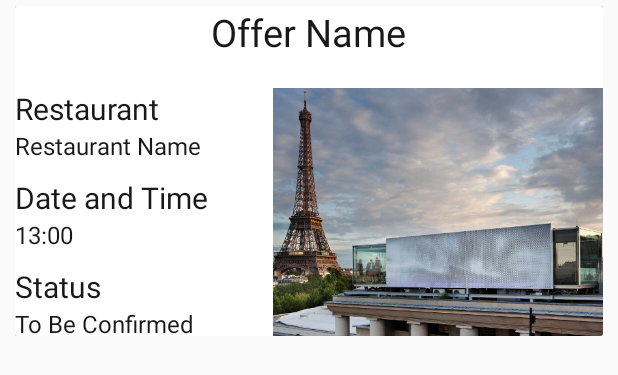
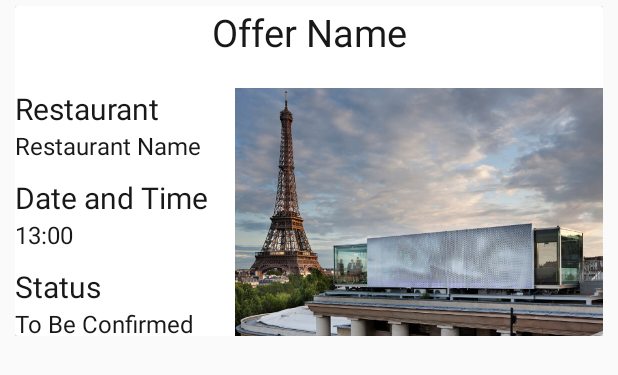
Before and after one commit to pmgrp/Lab4, an Android app: the layout user_reservation_card.xml on its own in the app's theme, with its tools: preview values and no code run, on a phone screen of 412 x 824 dp. Shown: the top 375 px of the screen. Run offline under Robolectric (Android 15) with nearby library versions, the phone set to English and light mode, and no system bars.

Commit message:
Changes in reservation card
used linear layout and weigths to adapt to all kind of screens

```diff
--- a/app/src/main/res/layout/user_reservation_card.xml
+++ b/app/src/main/res/layout/user_reservation_card.xml
@@ -12,17 +12,16 @@
         android:layout_width="match_parent"
         android:layout_height="220dp">
 
-        <RelativeLayout
+        <LinearLayout
             android:layout_width="match_parent"
             android:layout_height="match_parent"
-            android:id="@+id/relativeLayout">
+            android:orientation="vertical">
 
             <TextView
                 android:id="@+id/reservation_card_offer_name"
-                android:layout_width="wrap_content"
+                android:layout_width="match_parent"
                 android:layout_height="wrap_content"
-                android:layout_centerInParent="true"
-                android:layout_alignParentTop="true"
+                android:textAlignment="center"
                 android:text="Offer Name"
                 android:textColor="@color/dark_text_color"
                 android:textSize="25sp"
@@ -31,13 +30,19 @@
             <LinearLayout
                 android:layout_width="match_parent"
                 android:layout_height="match_parent"
+                android:orientation="horizontal">
+
+
+            <LinearLayout
+                android:layout_width="0dp"
+                android:layout_height="match_parent"
                 android:orientation="vertical"
-                android:layout_below="@id/reservation_card_offer_name">
+                android:layout_weight="3">
 
 
                 <TextView
                     android:id="@+id/reservation_card_restaurant_title"
-                    android:layout_width="wrap_content"
+                    android:layout_width="match_parent"
                     android:layout_height="wrap_content"
                     android:text="Restaurant"
                     android:textColor="@color/dark_text_color"
@@ -47,7 +52,7 @@
 
                 <TextView
                     android:id="@+id/reservation_card_restaurant"
-                    android:layout_width="wrap_content"
+                    android:layout_width="match_parent"
                     android:layout_height="wrap_content"
                     android:text="Restaurant Name"
                     android:textColor="@color/dark_text_color"
@@ -57,7 +62,7 @@
 
                 <TextView
                     android:id="@+id/reservation_card_time_title"
-                    android:layout_width="wrap_content"
+                    android:layout_width="match_parent"
                     android:layout_height="wrap_content"
                     android:text="Date and Time"
                     android:layout_gravity="center_vertical"
@@ -66,7 +71,7 @@
 
                 <TextView
                     android:id="@+id/reservation_card_time"
-                    android:layout_width="wrap_content"
+                    android:layout_width="match_parent"
                     android:layout_height="wrap_content"
                     android:text="13:00"
                     android:textColor="@color/dark_text_color"
@@ -75,7 +80,7 @@
 
                 <TextView
                     android:id="@+id/reservation_card_status_title"
-                    android:layout_width="wrap_content"
+                    android:layout_width="match_parent"
                     android:layout_height="wrap_content"
                     android:text="Status"
                     android:textColor="@color/dark_text_color"
@@ -83,7 +88,7 @@
 
                 <TextView
                     android:id="@+id/reservation_card_status"
-                    android:layout_width="wrap_content"
+                    android:layout_width="match_parent"
                     android:layout_height="wrap_content"
                     android:text="To Be Confirmed"
                     android:textColor="@color/dark_text_color"
@@ -92,15 +97,15 @@
             </LinearLayout>
 
             <ImageView
-                android:layout_width="220dp"
+                android:layout_width="0dp"
                 android:layout_height="match_parent"
                 android:id="@+id/reservation_card_image"
                 android:src="@drawable/restaurant_paris"
-                android:layout_below="@id/reservation_card_offer_name"
-                android:layout_alignParentRight="true"
-                android:scaleType="centerCrop"/>
+                android:scaleType="centerCrop"
+                android:layout_weight="5"/>
 
 
-        </RelativeLayout>
+            </LinearLayout>
+        </LinearLayout>
     </android.support.v7.widget.CardView>
 </LinearLayout>
```
